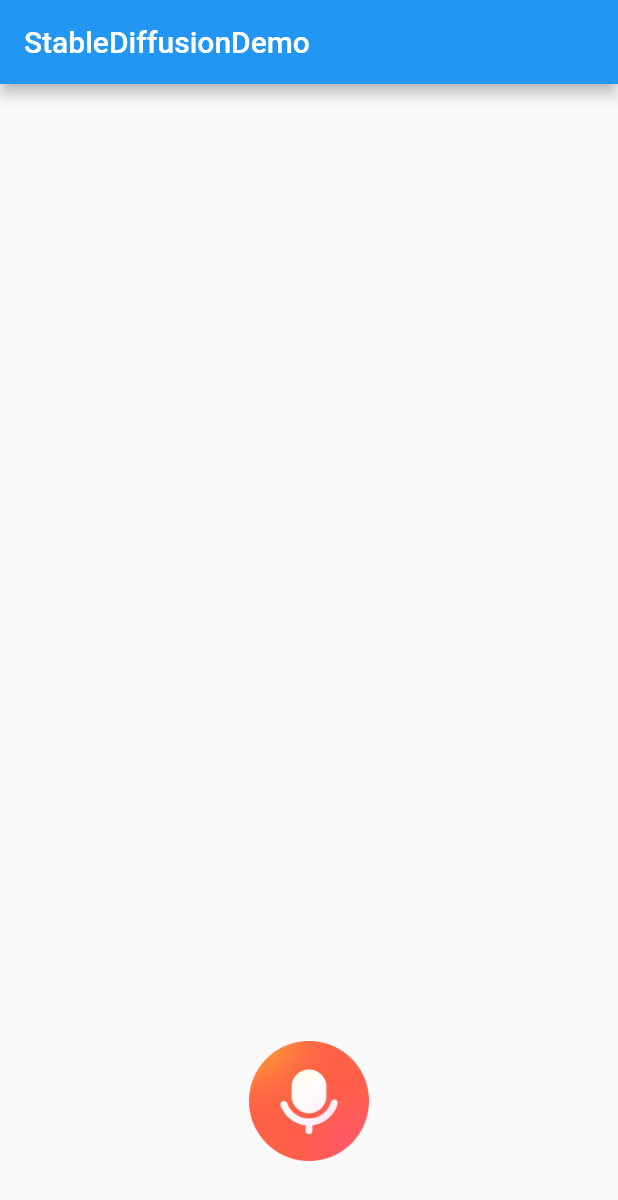
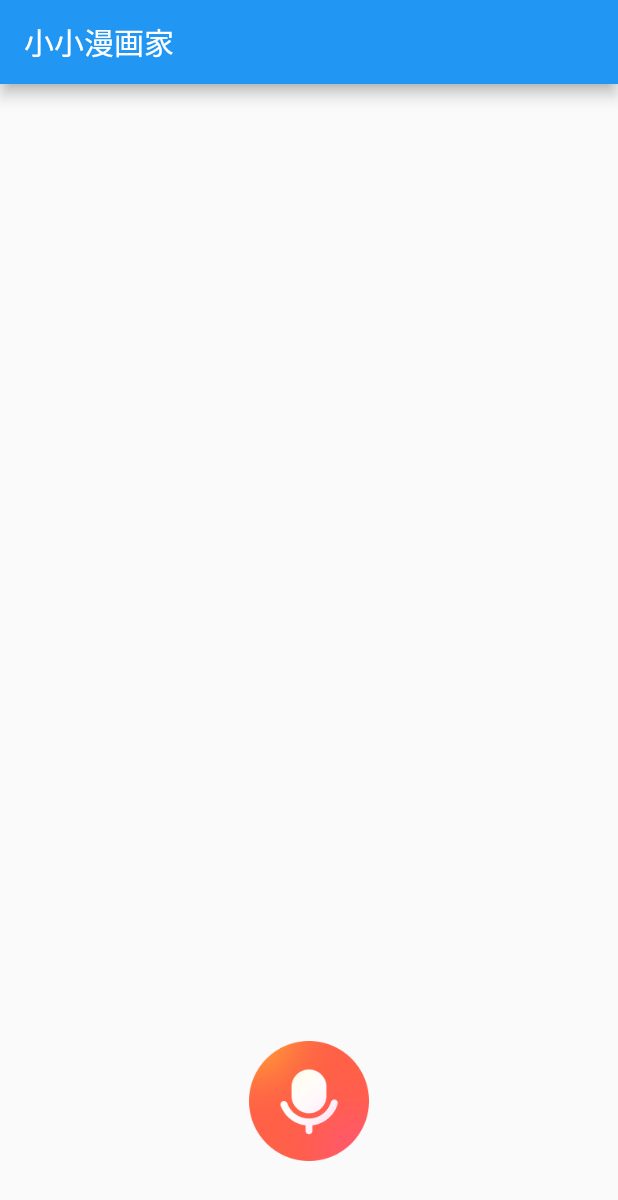
Before and after one commit to kfzzzzzz/ComputeXchange, a Flutter app: the screen it shows after launch, on a phone screen of 412 x 824 dp. Shown: the top 1200 px of the screen. Run offline on Flutter 3.47's test engine with Material 2 defaults, Android fonts, the phone set to English and light mode, and no system bars; our stand-ins replace bloc, dio, flutter_bloc; missing offline and left inert: ffmpeg_kit_flutter, record; statements that could not run were skipped.

Commit message:
@dev #测试用修改

```diff
--- a/lib/textToImage/textToImagePage.dart
+++ b/lib/textToImage/textToImagePage.dart
@@ -35,7 +35,7 @@ class _TextToImagePage extends State<textToImagePage> {
     return Scaffold(
       resizeToAvoidBottomInset: false,
       appBar: AppBar(
-        title: const Text("StableDiffusionDemo"),
+        title: const Text("小小漫画家"),
       ),
       body: Stack(alignment: Alignment.center, children: [
         Column(
@@ -114,7 +114,8 @@ class _TextToImageBody extends State<textToImageBody> {
 
 Future<void> recordTap(Record record, TextToImageBloc textToImageBloc) async {
   textToImageBloc.add(TextToImageLoadingEvent());
-  textToImageBloc.add(TextToImageLoadEvent("duck"));
+  textToImageBloc.add(TextToImageLoadEvent(
+      "yellow duck, swimming, two ducks, find, little frog"));
 
   // bool isRecording = await record.isRecording();
   // if (isRecording) {
```
